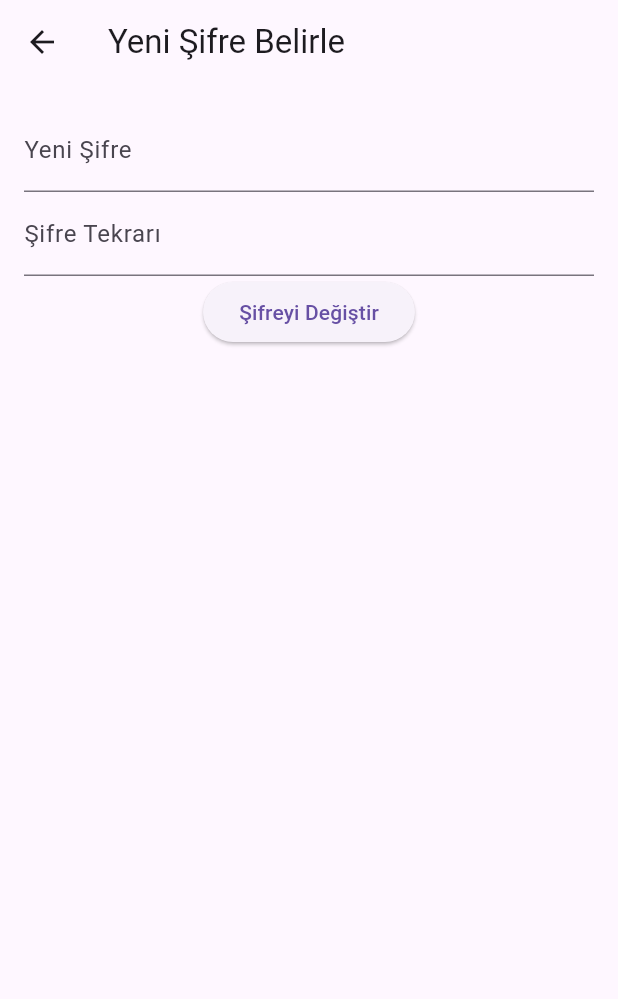
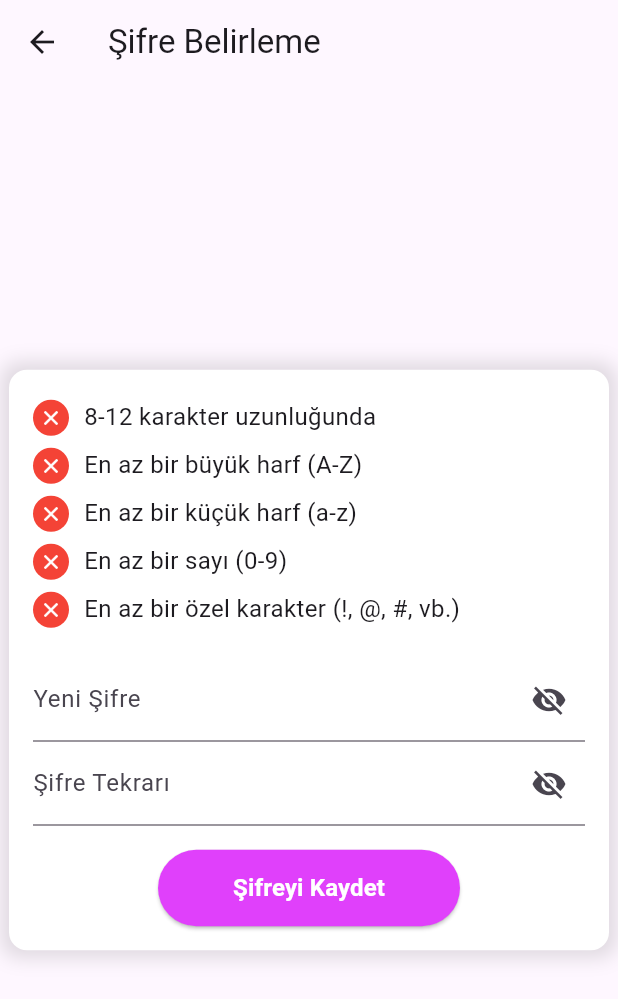
Before and after one commit to codexpro-production/xproposal-1, a Flutter app: the PasswordSetupScreen screen opened by its route, on a phone screen of 412 x 824 dp. Shown: the top 999 px of the screen. Run offline on Flutter 3.47's test engine with Material 3 defaults, Android fonts, the phone set to English and light mode, and no system bars; our stand-ins replace flutter_dotenv; missing offline and left inert: dart:html, mailer.

Commit message:
Şifre belirleme ekranı password gereksinimleri tamamlandı

```diff
--- a/lib/screens/password_setup_screen.dart
+++ b/lib/screens/password_setup_screen.dart
@@ -1,5 +1,8 @@
+import 'dart:async';
 import 'package:flutter/material.dart';
-import '../services/sap_service.dart';
+import 'dart:convert';
+import 'package:crypto/crypto.dart';
+// import '../services/sap_service.dart'; // SAP servis importunu geçici olarak yorum satırı haline getirdik
 
 class PasswordSetupScreen extends StatefulWidget {
   @override
@@ -9,48 +12,218 @@ class PasswordSetupScreen extends StatefulWidget {
 class _PasswordSetupScreenState extends State<PasswordSetupScreen> {
   final _newPasswordController = TextEditingController();
   final _confirmPasswordController = TextEditingController();
+  bool _isLengthValid = false;
+  bool _hasUppercase = false;
+  bool _hasLowercase = false;
+  bool _hasDigit = false;
+  bool _hasSpecialChar = false;
+  bool _showNewPassword = false;
+  bool _showConfirmPassword = false;
+  String? _errorMessage;
+
+  @override
+  void initState() {
+    super.initState();
+    _newPasswordController.addListener(_validatePassword);
+  }
+
+  @override
+  void dispose() {
+    _newPasswordController.removeListener(_validatePassword);
+    _newPasswordController.dispose();
+    _confirmPasswordController.dispose();
+    super.dispose();
+  }
+
+  // Şifre doğrulama fonksiyonu
+  void _validatePassword() {
+    final password = _newPasswordController.text;
+    setState(() {
+      _isLengthValid = password.length >= 8 && password.length <= 12;
+      _hasUppercase = password.contains(RegExp(r'[A-Z]'));
+      _hasLowercase = password.contains(RegExp(r'[a-z]'));
+      _hasDigit = password.contains(RegExp(r'\d'));
+      _hasSpecialChar = password.contains(RegExp(r'[!@#$%^&*(),.?":{}|<>]'));
+    });
+  }
+
+  // Şifre görünürlüğünü değiştirme fonksiyonu
+  void _togglePasswordVisibility(bool isNewPasswordField) {
+    setState(() {
+      if (isNewPasswordField) {
+        _showNewPassword = true;
+        Timer(Duration(seconds: 2), () {
+          setState(() => _showNewPassword = false);
+        });
+      } else {
+        _showConfirmPassword = true;
+        Timer(Duration(seconds: 2), () {
+          setState(() => _showConfirmPassword = false);
+        });
+      }
+    });
+  }
 
   @override
   Widget build(BuildContext context) {
     return Scaffold(
-      appBar: AppBar(title: Text("Yeni Şifre Belirle")),
-      body: Padding(
+      appBar: AppBar(title: Text("Şifre Belirleme")),
+      body: Center(
+        child: Container(
+          width: 400,
           padding: EdgeInsets.all(16),
+          decoration: BoxDecoration(
+            color: Colors.white,
+            borderRadius: BorderRadius.circular(12),
+            boxShadow: [
+              BoxShadow(
+                color: Colors.black12,
+                blurRadius: 10,
+                spreadRadius: 5,
+              ),
+            ],
+          ),
           child: Column(
+            mainAxisSize: MainAxisSize.min,
+            crossAxisAlignment: CrossAxisAlignment.center,
             children: [
-            TextField(
-              controller: _newPasswordController,
-              decoration: InputDecoration(labelText: "Yeni Şifre"),
-              obscureText: true,
-            ),
-            TextField(
-              controller: _confirmPasswordController,
-              decoration: InputDecoration(labelText: "Şifre Tekrarı"),
-              obscureText: true,
-            ),
+              // Şifre gereksinimlerini listele
+              _buildRequirementRow("8-12 karakter uzunluğunda", _isLengthValid),
+              _buildRequirementRow("En az bir büyük harf (A-Z)", _hasUppercase),
+              _buildRequirementRow("En az bir küçük harf (a-z)", _hasLowercase),
+              _buildRequirementRow("En az bir sayı (0-9)", _hasDigit),
+              _buildRequirementRow("En az bir özel karakter (!, @, #, vb.)", _hasSpecialChar),
+              SizedBox(height: 16),
+
+              // Şifre ve şifre tekrar alanları
+              _buildPasswordField("Yeni Şifre", _newPasswordController, _showNewPassword, true),
+              _buildPasswordField("Şifre Tekrarı", _confirmPasswordController, _showConfirmPassword, false),
+              SizedBox(height: 16),
+
+              // Şifre Kaydet butonu
               ElevatedButton(
                 onPressed: _setupPassword,
-              child: Text("Şifreyi Değiştir"),
+                style: ElevatedButton.styleFrom(
+                  backgroundColor: Colors.purpleAccent, // Buton arka plan rengi
+                  foregroundColor: Colors.white,       // Buton metin rengi
+                  shape: RoundedRectangleBorder(
+                    borderRadius: BorderRadius.circular(30), // Yuvarlak köşe
+                  ),
+                  padding: EdgeInsets.symmetric(horizontal: 50, vertical: 14), // İç boşluk
+                ),
+                child: Text("Şifreyi Kaydet", style: TextStyle(fontSize: 16, fontWeight: FontWeight.bold)),
+              ),
+              if (_errorMessage != null) ...[
+                SizedBox(height: 12),
+                Text(
+                  _errorMessage!,
+                  style: TextStyle(color: Colors.red),
+                  textAlign: TextAlign.center,
                 ),
               ],
+            ],
+          ),
         ),
       ),
     );
   }
 
+  // Gereksinimleri gösteren widget
+  Widget _buildRequirementRow(String text, bool isValid) {
+    return Padding(
+      padding: const EdgeInsets.symmetric(vertical: 4.0),
+      child: Row(
+        crossAxisAlignment: CrossAxisAlignment.start,
+        children: [
+          // Yuvarlak işaret (onaylı ya da reddedilmiş)
+          CircleAvatar(
+            radius: 12,
+            backgroundColor: isValid ? Colors.green : Colors.red,
+            child: Icon(
+              isValid ? Icons.check : Icons.close,
+              color: Colors.white,
+              size: 16,
+            ),
+          ),
+          SizedBox(width: 10),
+          Expanded(
+            child: Text(
+              text,
+              style: TextStyle(fontSize: 16),
+            ),
+          ),
+        ],
+      ),
+    );
+  }
+
+  // Şifre alanı için input widget'ı
+  Widget _buildPasswordField(String label, TextEditingController controller, bool isVisible, bool isNewPasswordField) {
+    return TextField(
+      controller: controller,
+      decoration: InputDecoration(
+        labelText: label,
+        suffixIcon: IconButton(
+          icon: Icon(isVisible ? Icons.visibility : Icons.visibility_off),
+          onPressed: () => _togglePasswordVisibility(isNewPasswordField),
+        ),
+      ),
+      obscureText: !isVisible,
+      obscuringCharacter: '*',
+    );
+  }
+
+  // Şifreyi hashleme fonksiyonu
+  String hashPassword(String password) {
+    final bytes = utf8.encode(password);
+    final hashed = sha256.convert(bytes);
+    return hashed.toString();
+  }
+
+  // Şifreyi ayarlama fonksiyonu
   void _setupPassword() {
     final newPassword = _newPasswordController.text;
     final confirmPassword = _confirmPasswordController.text;
 
-    if (newPassword == confirmPassword) {
-      SAPService().updatePassword(newPassword).then((_) {
-        ScaffoldMessenger.of(context).showSnackBar(SnackBar(content: Text("Şifre başarıyla değiştirildi")));
-        Navigator.pushReplacementNamed(context, '/login');
+    // Yeni şifre ya da şifre tekrarının boş olup olmadığını kontrol et
+    if (newPassword.isEmpty) {
+      setState(() => _errorMessage = "Yeni şifreyi girin");
+      return;
+    }
+    if (confirmPassword.isEmpty) {
+      setState(() => _errorMessage = "Şifre tekrarını yapınız");
+      return;
+    }
+
+    // Şifre gereksinimlerini kontrol et
+    if (!(_isLengthValid && _hasUppercase && _hasLowercase && _hasDigit && _hasSpecialChar)) {
+      setState(() => _errorMessage = "Lütfen tüm şifre gereksinimlerini sağlayın!");
+      return;
+    }
+
+    // Şifrelerin uyuşup uyuşmadığını kontrol et
+    if (newPassword != confirmPassword) {
+      setState(() => _errorMessage = "Şifreler uyuşmuyor");
+      return;
+    }
+
+    // Şifreyi hashle
+    final hashedPassword = hashPassword(newPassword);
+
+    // SAP servis işlemlerini geçici olarak yorum satırına aldık
+    print("Yeni Şifre (Hashlenmiş): $hashedPassword");
+
+    // Buradaki SAP işlemleri geçici olarak şu şekilde yorumlanmıştır:
+    /*
+    SAPService().updatePassword(hashedPassword).then((_) {
+      print("Şifre başarıyla güncellendi!");
     }).catchError((error) {
-        ScaffoldMessenger.of(context).showSnackBar(SnackBar(content: Text("Hata: $error")));
+      print("Hata: $error");
     });
-    } else {
-      ScaffoldMessenger.of(context).showSnackBar(SnackBar(content: Text("Şifreler uyuşmuyor")));
+    */
+
+    // Şifre başarılı şekilde belirlenince login ekranına yönlendir
+    print("Şifre başarıyla kaydedildi!");
+    Navigator.pushReplacementNamed(context, '/');
   }
 }
-}
```
Also changed, not shown: pubspec.yaml (+9 -6 lines), pubspec.lock, 1 other file. Lines whose indentation alone changed are shown as unchanged.
